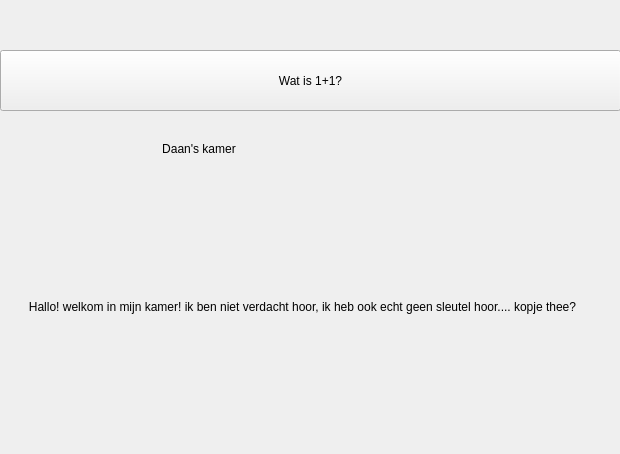
This is kamer_daan.ui in djog/djog_nanos_2018 as Qt 5 draws it before an edit. The edited form follows.
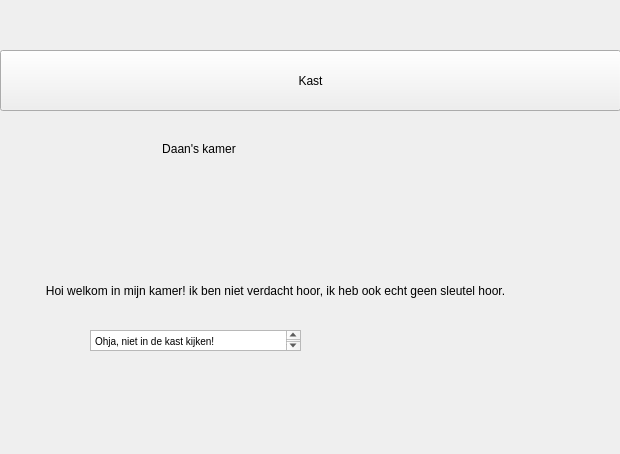
This is the edited form.

Commit message: Sleutel in kamer verstopt, oh ships, dat had ik niet moeten zeggen...

```diff
--- a/kamer_daan.ui
+++ b/kamer_daan.ui
@@ -39,25 +39,58 @@
     </rect>
    </property>
    <property name="text">
-    <string>Wat is 1+1?</string>
+    <string>Kast</string>
    </property>
   </widget>
   <widget class="QLabel" name="label_2">
    <property name="geometry">
     <rect>
-     <x>-3</x>
-     <y>206</y>
-     <width>611</width>
+     <x>-50</x>
+     <y>190</y>
+     <width>651</width>
      <height>201</height>
     </rect>
    </property>
    <property name="text">
-    <string>Hallo! welkom in mijn kamer! ik ben niet verdacht hoor, ik heb ook echt geen sleutel hoor.... kopje thee?</string>
+    <string>Hoi welkom in mijn kamer! ik ben niet verdacht hoor, ik heb ook echt geen sleutel hoor.</string>
    </property>
    <property name="alignment">
     <set>Qt::AlignCenter</set>
    </property>
   </widget>
+  <widget class="QLabel" name="label_3">
+   <property name="geometry">
+    <rect>
+     <x>260</x>
+     <y>390</y>
+     <width>651</width>
+     <height>201</height>
+    </rect>
+   </property>
+   <property name="text">
+    <string>Hoi welkom in mijn kamer! ik ben niet verdacht hoor, ik heb ook echt geen sleutel hoor.</string>
+   </property>
+   <property name="alignment">
+    <set>Qt::AlignCenter</set>
+   </property>
+  </widget>
+  <widget class="QTextEdit" name="textEdit">
+   <property name="geometry">
+    <rect>
+     <x>90</x>
+     <y>330</y>
+     <width>211</width>
+     <height>21</height>
+    </rect>
+   </property>
+   <property name="html">
+    <string>&lt;!DOCTYPE HTML PUBLIC &quot;-//W3C//DTD HTML 4.0//EN&quot; &quot;http://www.w3.org/TR/REC-html40/strict.dtd&quot;&gt;
+&lt;html&gt;&lt;head&gt;&lt;meta name=&quot;qrichtext&quot; content=&quot;1&quot; /&gt;&lt;style type=&quot;text/css&quot;&gt;
+p, li { white-space: pre-wrap; }
+&lt;/style&gt;&lt;/head&gt;&lt;body style=&quot; font-family:'MS Shell Dlg 2'; font-size:7.8pt; font-weight:400; font-style:normal;&quot;&gt;
+&lt;p style=&quot; margin-top:0px; margin-bottom:0px; margin-left:0px; margin-right:0px; -qt-block-indent:0; text-indent:0px;&quot;&gt;Ohja, niet in de kast kijken!&lt;/p&gt;&lt;/body&gt;&lt;/html&gt;</string>
+   </property>
+  </widget>
  </widget>
  <resources/>
  <connections/>
```
The commit also changes 1 other file.
